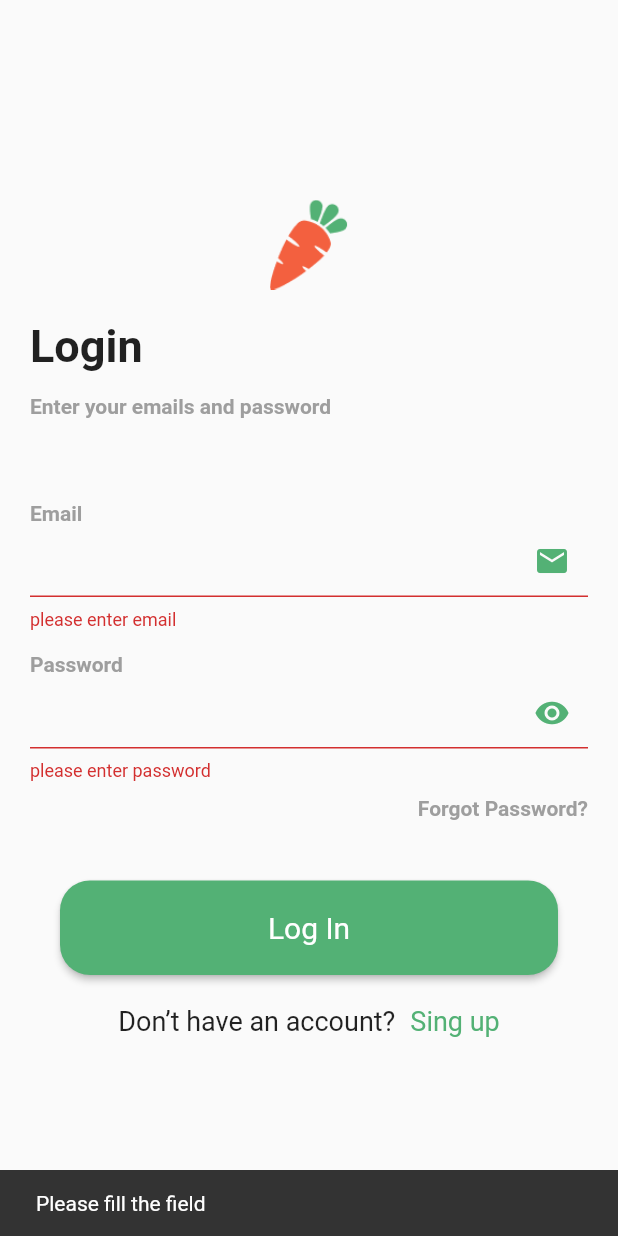
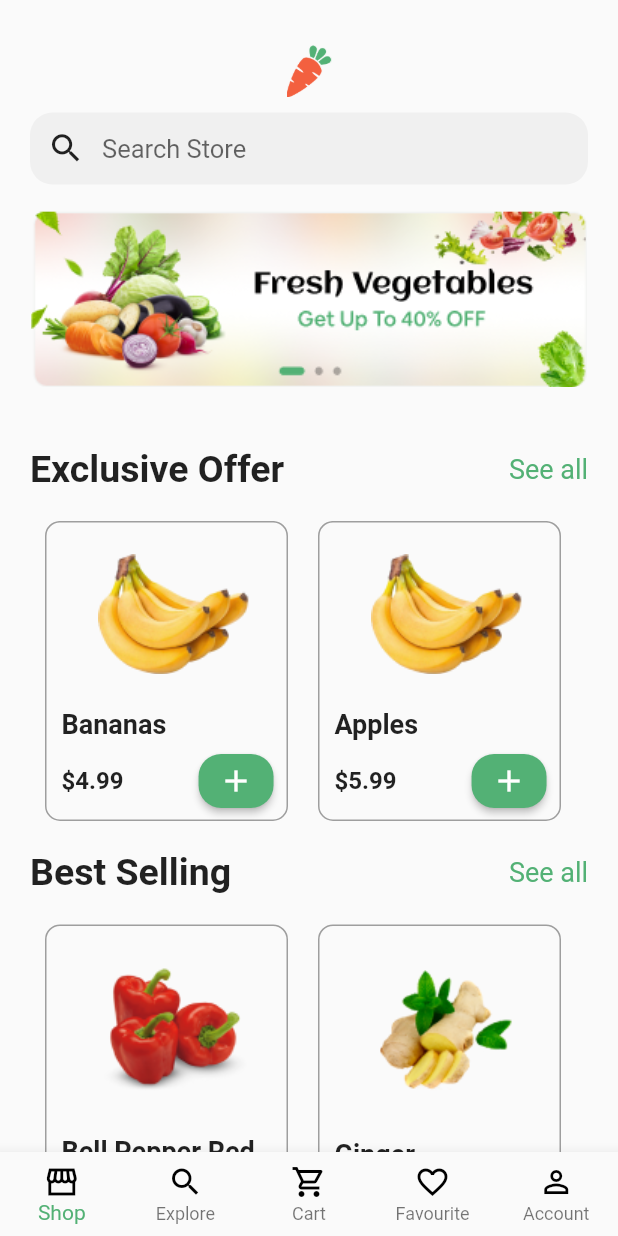
Before and after one commit to Nour5114/shopapp, a Flutter app: the screen it shows after launch, after a tap on "Get Started", after a tap on "Log In", on a phone screen of 412 x 824 dp. Run offline on Flutter 3.47's test engine with Material 2 defaults, Android fonts, the phone set to English and light mode, and no system bars.

Commit message:
add homeScreen

```diff
--- a/lib/main.dart
+++ b/lib/main.dart
@@ -8,13 +8,15 @@ void main() {
 class MyApp extends StatelessWidget {
   const MyApp({super.key});
 
-
   @override
   Widget build(BuildContext context) {
-    return const MaterialApp(
+    return MaterialApp(
       debugShowCheckedModeBanner: false,
       title: 'Shop App',
-      home: SplashScreen(),
+      home: const SplashScreen(),
+      theme: ThemeData(
+        primaryColor: const Color(0xFF53B175),
+      ),
     );
   }
 }
--- /dev/null
+++ b/lib/screens/home/home_screen.dart
@@ -0,0 +1,71 @@
+import 'package:flutter/material.dart';
+import 'package:shop_app/screens/home/shop_tab.dart';
+
+class HomeScreen extends StatefulWidget {
+  const HomeScreen({Key? key}) : super(key: key);
+
+  @override
+  State<HomeScreen> createState() => _HomeScreenState();
+}
+
+class _HomeScreenState extends State<HomeScreen> {
+  int selectedCurrentIndex = 0;
+
+  @override
+  Widget build(BuildContext context) {
+    List<Widget> body = [
+      const ShopTab(),
+      const Text(''),
+      const Text(''),
+      const Text(''),
+      const Text(''),
+    ];
+    return Scaffold(
+      body: Center(
+        child: body[selectedCurrentIndex],
+      ),
+      bottomNavigationBar: BottomNavigationBar(
+        selectedItemColor: Theme.of(context).primaryColor,
+        currentIndex: selectedCurrentIndex,
+        type: BottomNavigationBarType.fixed,
+        items: const [
+          BottomNavigationBarItem(
+              label: 'Shop',
+              icon: Icon(
+                Icons.storefront_sharp,
+                color: Colors.black,
+              )),
+          BottomNavigationBarItem(
+              label: 'Explore',
+              icon: Icon(
+                Icons.search,
+                color: Colors.black,
+              )),
+          BottomNavigationBarItem(
+              label: 'Cart',
+              icon: Icon(
+                Icons.shopping_cart_outlined,
+                color: Colors.black,
+              )),
+          BottomNavigationBarItem(
+              label: 'Favourite',
+              icon: Icon(
+                Icons.favorite_outline,
+                color: Colors.black,
+              )),
+          BottomNavigationBarItem(
+              label: 'Account',
+              icon: Icon(
+                Icons.person_outline,
+                color: Colors.black,
+              )),
+        ],
+        onTap: (int newIndex) {
+          setState(() {
+            selectedCurrentIndex = newIndex;
+          });
+        },
+      ),
+    );
+  }
+}
--- /dev/null
+++ b/lib/screens/home/shop_tab.dart
@@ -0,0 +1,461 @@
+import 'package:flutter/material.dart';
+
+class ShopTab extends StatefulWidget {
+  const ShopTab({Key? key}) : super(key: key);
+
+  @override
+  State<ShopTab> createState() => _ShopTabState();
+}
+
+class _ShopTabState extends State<ShopTab> {
+  List<Map> exclusiveOffer = [
+    {
+      'name': 'Bananas',
+      'image': 'assets/images/exclusiveimage.png',
+      'gty': '1kg',
+      'price': '\$4.99'
+    },
+    {
+      'name': 'Apples',
+      'image': 'assets/images/exclusiveimage.png',
+      'gty': '2kg',
+      'price': '\$5.99'
+    },
+    {
+      'name': 'Bananas',
+      'image': 'assets/images/exclusiveimage.png',
+      'gty': '1kg',
+      'price': '\$4.99'
+    },
+    {
+      'name': 'Bananas',
+      'image': 'assets/images/exclusiveimage.png',
+      'gty': '1kg',
+      'price': '\$4.99'
+    },
+    {
+      'name': 'Apples',
+      'image': 'assets/images/exclusiveimage.png',
+      'gty': '2kg',
+      'price': '\$5.99'
+    },
+    {
+      'name': 'Bananas',
+      'image': 'assets/images/exclusiveimage.png',
+      'gty': '1kg',
+      'price': '\$4.99'
+    },
+    {
+      'name': 'Bananas',
+      'image': 'assets/images/exclusiveimage.png',
+      'gty': '1kg',
+      'price': '\$4.99'
+    },
+    {
+      'name': 'Apples',
+      'image': 'assets/images/exclusiveimage.png',
+      'gty': '2kg',
+      'price': '\$5.99'
+    },
+  ];
+  List<Map> bestSelling = [
+    {
+      'name': 'Bell Pepper Red',
+      'image': 'assets/images/bestSelling1.png',
+      'gty': '1kg',
+      'price': '\$4.99'
+    },
+    {
+      'name': 'Ginger',
+      'image': 'assets/images/bestSelling2.png',
+      'gty': '2kg',
+      'price': '\$5.99'
+    },
+    {
+      'name': 'Bell Pepper Red',
+      'image': 'assets/images/bestSelling1.png',
+      'gty': '1kg',
+      'price': '\$4.99'
+    },
+    {
+      'name': 'Ginger',
+      'image': 'assets/images/bestSelling2.png',
+      'gty': '2kg',
+      'price': '\$5.99'
+    },
+    {
+      'name': 'Bell Pepper Red',
+      'image': 'assets/images/bestSelling1.png',
+      'gty': '1kg',
+      'price': '\$4.99'
+    },
+    {
+      'name': 'Ginger',
+      'image': 'assets/images/bestSelling2.png',
+      'gty': '2kg',
+      'price': '\$5.99'
+    },
+  ];
+  List<Map> subGroceries = [
+    {
+      'name': 'Pulses',
+      'image': 'assets/images/groceries1.png',
+    },
+    {
+      'name': 'Rice',
+      'image': 'assets/images/groceries2.png',
+    },
+    {
+      'name': 'Pulses',
+      'image': 'assets/images/groceries1.png',
+    },
+    {
+      'name': 'Rice',
+      'image': 'assets/images/groceries2.png',
+    },
+  ];
+  List<Map> groceries = [
+    {
+      'name': 'Beef Bone',
+      'image': 'assets/images/groceries3.png',
+      'gty': '1kg',
+      'price': '\$4.99'
+    },
+    {
+      'name': 'Broiler Chicken',
+      'image': 'assets/images/groceries4.png',
+      'gty': '2kg',
+      'price': '\$5.99'
+    },
+    {
+      'name': 'Beef Bone',
+      'image': 'assets/images/groceries3.png',
+      'gty': '1kg',
+      'price': '\$4.99'
+    },
+    {
+      'name': 'Broiler Chicken',
+      'image': 'assets/images/groceries4.png',
+      'gty': '2kg',
+      'price': '\$5.99'
+    },
+  ];
+
+
+
+  @override
+  void initState() {
+    super.initState();
+  }
+
+  @override
+  Widget build(BuildContext context) {
+    Color primaryColor = const Color(0xFF53B175);
+    return Scaffold(
+      body: Padding(
+        padding: const EdgeInsets.symmetric(horizontal: 20.0),
+        child: SingleChildScrollView(
+          child: SafeArea(
+            child: Column(
+              children: [
+                const SizedBox(height: 30,),
+                Align(
+                    alignment: Alignment.center,
+                    child: Image.asset(
+                      'assets/images/loginlogo.png',
+                      width: 30,
+                      height: 35,
+                    )),
+                const SizedBox(
+                  height: 10,
+                ),
+                SizedBox(
+                  height: 60,
+                  child: TextField(
+                    maxLines: 1,
+                    style: const TextStyle(fontSize: 17),
+                    textAlignVertical: TextAlignVertical.center,
+                    decoration: InputDecoration(
+                      filled: true,
+                      prefixIcon: Icon(Icons.search,
+                          color: Theme.of(context).iconTheme.color,size: 25,),
+                      border: const OutlineInputBorder(
+                          borderSide: BorderSide.none,
+                          borderRadius: BorderRadius.all(Radius.circular(15))),
+                      fillColor:
+                          Theme.of(context).inputDecorationTheme.fillColor,
+                      contentPadding: EdgeInsets.zero,
+                      hintText: 'Search Store',
+                    ),
+                  ),
+                ),
+                const SizedBox(height: 5,),
+                SizedBox(
+                    width: double.infinity,
+                    child: Image.asset(
+                      'assets/images/banner.png',
+                    )),
+                const SizedBox(height: 40,),
+                Row(
+                  mainAxisAlignment: MainAxisAlignment.spaceBetween,
+                  children: [
+                    const Text(
+                      'Exclusive Offer',
+                      style:
+                          TextStyle(fontSize: 25, fontWeight: FontWeight.bold),
+                    ),
+                    InkWell(
+                      onTap: () {},
+                      child: const Text(
+                        'See all',
+                        style:
+                            TextStyle(color: Color(0xFF53B175), fontSize: 18),
+                      ),
+                    )
+                  ],
+                ),
+                const SizedBox(height: 20,),
+                SizedBox(
+                  height: 200,
+                  child: ListView.builder(
+                    scrollDirection: Axis.horizontal,
+                    shrinkWrap: true,
+                    itemCount: exclusiveOffer.length,
+                    itemBuilder: (_, index) => Container(
+                      margin: const EdgeInsets.symmetric(horizontal: 10),
+                      padding: const EdgeInsets.only(left: 10),
+                      decoration: BoxDecoration(
+                        borderRadius: BorderRadius.circular(10),
+                        color: Colors.grey.shade50,
+                        border: Border.all(
+                          color: Colors.grey,
+                          style: BorderStyle.solid,
+                          width: 1.0,
+                        ),
+                      ),
+                      child: Column(
+                        mainAxisAlignment: MainAxisAlignment.spaceAround,
+                        crossAxisAlignment: CrossAxisAlignment.start,
+                        children: [
+                          SizedBox(
+                              width: 150,
+                              child:
+                                  Image.asset(exclusiveOffer[index]['image'])),
+                          Text(exclusiveOffer[index]['name'],style: const TextStyle(fontWeight: FontWeight.bold,fontSize: 18)),
+                          Row(
+                            children: [
+                              Text(exclusiveOffer[index]['price'],style: const TextStyle(fontWeight: FontWeight.bold,fontSize: 16),),
+                              const SizedBox(width: 50,),
+                              SizedBox(
+                                width: 50,
+                                child: ElevatedButton(
+                                  onPressed: () {},
+                                  style: ButtonStyle(
+                                    padding: MaterialStateProperty.all(EdgeInsets.zero),
+                                    backgroundColor:
+                                    MaterialStateProperty.all<Color>(primaryColor),
+                                    shape: MaterialStateProperty.all<RoundedRectangleBorder>(
+                                      RoundedRectangleBorder(
+                                        borderRadius: BorderRadius.circular(15),
+                                      ),
+                                    ),
+                                  ),
+                                  child: const Icon(Icons.add),
+                                ),
+                              )
+                            ],
+                          ),
+                        ],
+                      ),
+                    ),
+                  ),
+                ),
+                const SizedBox(height: 20,),
+                Row(
+                  mainAxisAlignment: MainAxisAlignment.spaceBetween,
+                  children: [
+                    const Text(
+                      'Best Selling',
+                      style:
+                          TextStyle(fontSize: 25, fontWeight: FontWeight.bold),
+                    ),
+                    InkWell(
+                      onTap: () {},
+                      child: const Text(
+                        'See all',
+                        style:
+                            TextStyle(color: Color(0xFF53B175), fontSize: 18),
+                      ),
+                    )
+                  ],
+                ),
+                const SizedBox(height: 20,),
+                SizedBox(
+                  height: 220,
+                  child: ListView.builder(
+                    scrollDirection: Axis.horizontal,
+                    shrinkWrap: true,
+                    physics: const AlwaysScrollableScrollPhysics(),
+                    itemCount: bestSelling.length,
+                    itemBuilder: (_, index) => Container(
+                      margin: const EdgeInsets.symmetric(horizontal: 10),
+                      padding: const EdgeInsets.only(left: 10),
+                      decoration: BoxDecoration(
+                        borderRadius: BorderRadius.circular(10),
+                        color: Colors.grey.shade50,
+                        border: Border.all(
+                          color: Colors.grey,
+                          style: BorderStyle.solid,
+                          width: 1.0,
+                        ),
+                      ),
+                      child: Column(
+                        mainAxisAlignment: MainAxisAlignment.spaceAround,
+                        crossAxisAlignment: CrossAxisAlignment.start,
+                        children: [
+                          SizedBox(
+                              width: 150,
+                              child: Image.asset(bestSelling[index]['image'])),
+                          Text(bestSelling[index]['name'],style: const TextStyle(fontWeight: FontWeight.bold,fontSize: 18)),
+                          Row(
+                            children: [
+                              Text(bestSelling[index]['price'],style: const TextStyle(fontWeight: FontWeight.bold,fontSize: 16),),
+                              const SizedBox(width: 50,),
+                              SizedBox(
+                                width: 50,
+                                child: ElevatedButton(
+                                  onPressed: () {},
+                                  style: ButtonStyle(
+                                    padding: MaterialStateProperty.all(EdgeInsets.zero),
+                                    backgroundColor:
+                                    MaterialStateProperty.all<Color>(primaryColor),
+                                    shape: MaterialStateProperty.all<RoundedRectangleBorder>(
+                                      RoundedRectangleBorder(
+                                        borderRadius: BorderRadius.circular(15),
+                                      ),
+                                    ),
+                                  ),
+                                  child: const Icon(Icons.add),
+                                ),
+                              )
+                            ],
+                          ),
+                        ],
+                      ),
+                    ),
+                  ),
+                ),
+                const SizedBox(height: 20,),
+                Row(
+                  mainAxisAlignment: MainAxisAlignment.spaceBetween,
+                  children: [
+                    const Text(
+                      'Groceries',
+                      style:
+                      TextStyle(fontSize: 25, fontWeight: FontWeight.bold),
+                    ),
+                    InkWell(
+                      onTap: () {},
+                      child: const Text(
+                        'See all',
+                        style:
+                        TextStyle(color: Color(0xFF53B175), fontSize: 18),
+                      ),
+                    )
+                  ],
+                ),
+                const SizedBox(height: 20,),
+                SizedBox(
+                  height: 100,
+                  child: ListView.builder(
+                    scrollDirection: Axis.horizontal,
+                    shrinkWrap: true,
+                    physics: const AlwaysScrollableScrollPhysics(),
+                    itemCount: subGroceries.length,
+                    itemBuilder: (_, index) => Container(
+                      margin: const EdgeInsets.symmetric(horizontal: 10),
+                      padding: const EdgeInsets.only(right: 50,left: 20),
+                      decoration: BoxDecoration(
+                        borderRadius: BorderRadius.circular(10),
+                        color: Colors.pink.shade50,
+                        border: Border.all(
+                          color: Colors.grey,
+                          style: BorderStyle.solid,
+                          width: 1.0,
+                        ),
+                      ),
+                      child: Row(
+                        mainAxisAlignment: MainAxisAlignment.start,
+                        children: [
+                          Image.asset(subGroceries[index]['image']),
+                          const SizedBox(width: 20,),
+                          Text(subGroceries[index]['name'],style: const TextStyle(fontWeight: FontWeight.bold,fontSize: 18)),
+                        ],
+                      ),
+                    ),
+                  ),
+                ),
+                const SizedBox(height: 20,),
+                SizedBox(
+                  height: 200,
+                  child: ListView.builder(
+                    scrollDirection: Axis.horizontal,
+                    shrinkWrap: true,
+                    physics: const AlwaysScrollableScrollPhysics(),
+                    itemCount: groceries.length,
+                    itemBuilder: (_, index) => Container(
+                      margin: const EdgeInsets.symmetric(horizontal: 10),
+                      padding:  const EdgeInsets.only(left: 10),
+                      decoration: BoxDecoration(
+                        borderRadius: BorderRadius.circular(10),
+                        color: Colors.grey.shade50,
+                        border: Border.all(
+                          color: Colors.grey,
+                          style: BorderStyle.solid,
+                          width: 1.0,
+                        ),
+                      ),
+                      child: Column(
+                        mainAxisAlignment: MainAxisAlignment.spaceAround,
+                        crossAxisAlignment: CrossAxisAlignment.start,
+                        children: [
+                          SizedBox(
+                              width: 150,
+                              child: Image.asset(groceries[index]['image'])),
+                          Text(groceries[index]['name'],style: const TextStyle(fontWeight: FontWeight.bold,fontSize: 18)),
+                          Row(
+                            children: [
+                              Text(groceries[index]['price'],style: const TextStyle(fontWeight: FontWeight.bold,fontSize: 16),),
+                              const SizedBox(width: 50,),
+                              SizedBox(
+                                width: 50,
+                                child: ElevatedButton(
+                                  onPressed: () {},
+                                  style: ButtonStyle(
+                                    padding: MaterialStateProperty.all(EdgeInsets.zero),
+                                    backgroundColor:
+                                    MaterialStateProperty.all<Color>(primaryColor),
+                                    shape: MaterialStateProperty.all<RoundedRectangleBorder>(
+                                      RoundedRectangleBorder(
+                                        borderRadius: BorderRadius.circular(15),
+                                      ),
+                                    ),
+                                  ),
+                                  child: const Icon(Icons.add),
+                                ),
+                              )
+                            ],
+                          ),
+                        ],
+                      ),
+                    ),
+                  ),
+                ),
+              ],
+            ),
+          ),
+        ),
+      ),
+    );
+  }
+}
--- a/lib/screens/login_screen.dart
+++ b/lib/screens/login_screen.dart
@@ -1,5 +1,7 @@
 import 'package:flutter/material.dart';
 import 'package:shop_app/screens/signup_screen.dart';
+
+import 'home/home_screen.dart';
 
 class LoginScreen extends StatefulWidget {
   const LoginScreen({Key? key}) : super(key: key);
@@ -159,13 +161,17 @@ class _LoginScreenState extends State<LoginScreen> {
                             horizontal: 20, vertical: 20),
                         child: ElevatedButton(
                           onPressed: () {
-                            if (formKey.currentState!.validate()) {
+                            Navigator.pushReplacement(
+                                context,
+                                MaterialPageRoute(
+                                    builder: (context) => const HomeScreen()));
+                            /* if (formKey.currentState!.validate()) {
                               //login(context);
                             } else {
                               ScaffoldMessenger.of(context).showSnackBar(
                                   const SnackBar(
                                       content: Text('Please fill the field')));
-                            }
+                            }*/
                           },
                           style: ElevatedButton.styleFrom(
                             shape: RoundedRectangleBorder(
```
Also changed, not shown: assets/images/banner.png (added), assets/images/bestSelling1.png (added), assets/images/bestSelling2.png (added), assets/images/exclusiveimage.png (added), assets/images/groceries1.png (added), assets/images/groceries2.png (added), assets/images/groceries3.png (added), assets/images/groceries4.png (added).
